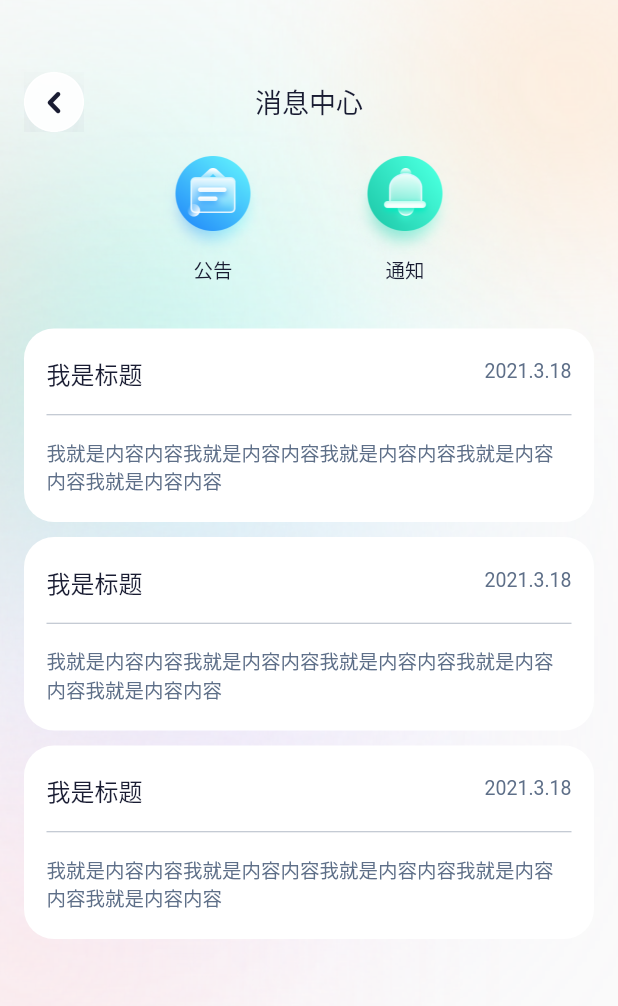
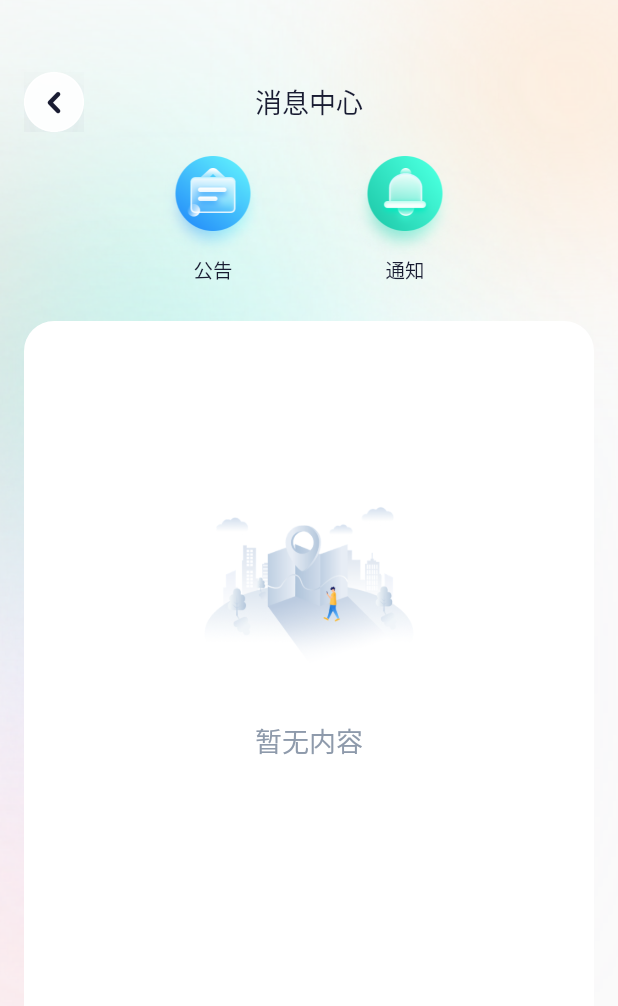
Before and after one commit to chenqun2016/zgene, a Flutter app: the MyMessagePage screen opened directly, on a phone screen of 412 x 824 dp. Shown: the top 1006 px of the screen. Run offline on Flutter 3.47's test engine with Material 2 defaults, Android fonts, the phone set to English and light mode, and no system bars; our stand-ins replace card_swiper, chewie, connectivity, device_info, dio, flutter_easyloading and 7 more; missing offline and left inert: dart:ffi, flutter_inappwebview, flutter_pickers; accounts and stored records are empty; network calls fail.

Commit message:
列表异常页

```diff
--- a/zgene/lib/pages/my/my_message_list.dart
+++ b/zgene/lib/pages/my/my_message_list.dart
@@ -10,7 +10,7 @@ class MyMessagePage extends StatefulWidget {
 }
 
 class _MyMessagePageState extends State<MyMessagePage>{
-
+  int errorCode = 1; //0.正常 1.暂无数据 2.错误 3.没有网络
   @override
   Widget build(BuildContext context) {
     return Scaffold(
@@ -102,7 +102,26 @@ class _MyMessagePageState extends State<MyMessagePage>{
           ),
         ],
       ),
-      0 == 0 ? _listView : _noData,
+      errorCode != 0
+          ? UiUitls.getErrorPage(
+          context: context,
+          type: errorCode,
+          height: MediaQuery.of(context).size.height - 215,
+          onClick: () {
+            // if (lastTime == null) {
+            //   lastTime = DateTime.now();
+            //   page = 1;
+            //   getHttp();
+            // } else {
+            //   //可以点击
+            //   if (TimeUtils.intervalClick(lastTime, 2)) {
+            //     lastTime = DateTime.now();
+            //     page = 1;
+            //     getHttp();
+            //   }
+            // }
+          })
+          : _listView,
     ]);
   }
 
--- a/zgene/lib/pages/my/my_set.dart
+++ b/zgene/lib/pages/my/my_set.dart
@@ -1,5 +1,7 @@
 import 'package:flutter/material.dart';
 import 'package:zgene/constant/color_constant.dart';
+import 'package:zgene/navigator/navigator_util.dart';
+import 'package:zgene/pages/my/my_address_list.dart';
 import 'package:zgene/util/base_widget.dart';
 import 'package:zgene/util/ui_uitls.dart';
 
@@ -319,7 +321,7 @@ class _MySetPageState extends BaseWidgetState<MySetPage> {
         UiUitls.showToast("手机");
         break;
       case 4: //收货地址
-        UiUitls.showToast("收货地址");
+        NavigatorUtil.push(context, MyAddressListPage());
         break;
       case 5: //推送设置
         UiUitls.showToast("推送设置");
--- a/zgene/lib/util/ui_uitls.dart
+++ b/zgene/lib/util/ui_uitls.dart
@@ -98,14 +98,14 @@ class UiUitls {
   }
 
   ///异常界面
-  static getErrorPage({type, text, onClick}) {
+  static getErrorPage({context,type, text, onClick,height}) {
     //1.暂无数据 2.错误 3.没有网络
     String imageUrl, title;
     switch (type) {
       case 1: //暂无数据
         imageUrl = "assets/images/img_no_data.png";
         if (text == null) {
-          title = "暂无数据内容，点击我再试试看";
+          title = "暂无内容";
         } else {
           title = text;
         }
@@ -129,33 +129,70 @@ class UiUitls {
     }
     return GestureDetector(
       onTap: () {
-        onClick();
+        if(type!=1) {
+          onClick();
+        }
       },
       child: Container(
-        height: double.infinity,
         width: double.infinity,
+        height: height!=0?height:double.infinity,
+        margin: EdgeInsets.only(top: 25),
+        padding: EdgeInsets.only(top: 100),
+        decoration: BoxDecoration(
+          color: Colors.white,
+          borderRadius: BorderRadius.only(
+            topLeft: Radius.circular(20),
+            topRight: Radius.circular(20),
+            bottomLeft: Radius.circular(0),
+            bottomRight: Radius.circular(0),
+          ),
+        ),
         child: Column(
           crossAxisAlignment: CrossAxisAlignment.center,
-          mainAxisAlignment: MainAxisAlignment.center,
+          mainAxisAlignment: MainAxisAlignment.start,
+          mainAxisSize: MainAxisSize.max,
           children: [
             Image(
               image: AssetImage(imageUrl),
-              height: 150,
-              width: 240,
+              height: 166,
+              width: 140,
             ),
-            Container(
-              margin: EdgeInsets.fromLTRB(0, 10, 0, 0),
-              child: Text(
-                title,
-                style: TextStyle(
-                  fontSize: 12,
-                  color: ColorConstant.TextThreeColor,
-                ),
+            Text(
+              title,
+              style: TextStyle(
+                color: ColorConstant.Text_8E9AB,
+                fontSize: 18,
               ),
+              textAlign: TextAlign.center,
             ),
           ],
         ),
       ),
+      // Container(
+      //   height: double.infinity,
+      //   width: double.infinity,
+      //   child: Column(
+      //     crossAxisAlignment: CrossAxisAlignment.center,
+      //     mainAxisAlignment: MainAxisAlignment.center,
+      //     children: [
+      //       Image(
+      //         image: AssetImage(imageUrl),
+      //         height: 166,
+      //         width: 141,
+      //       ),
+      //       Container(
+      //         margin: EdgeInsets.fromLTRB(0, 10, 0, 0),
+      //         child: Text(
+      //           title,
+      //           style: TextStyle(
+      //             fontSize: 12,
+      //             color: ColorConstant.TextThreeColor,
+      //           ),
+      //         ),
+      //       ),
+      //     ],
+      //   ),
+      // ),
     );
   }
 
```
Also changed, not shown: zgene/lib/pages/my/my_address_list.dart (added, +176 -0 lines), zgene/lib/pages/my/my_order_list.dart (+22 -6 lines), zgene/assets/images/img_no_data.png.
